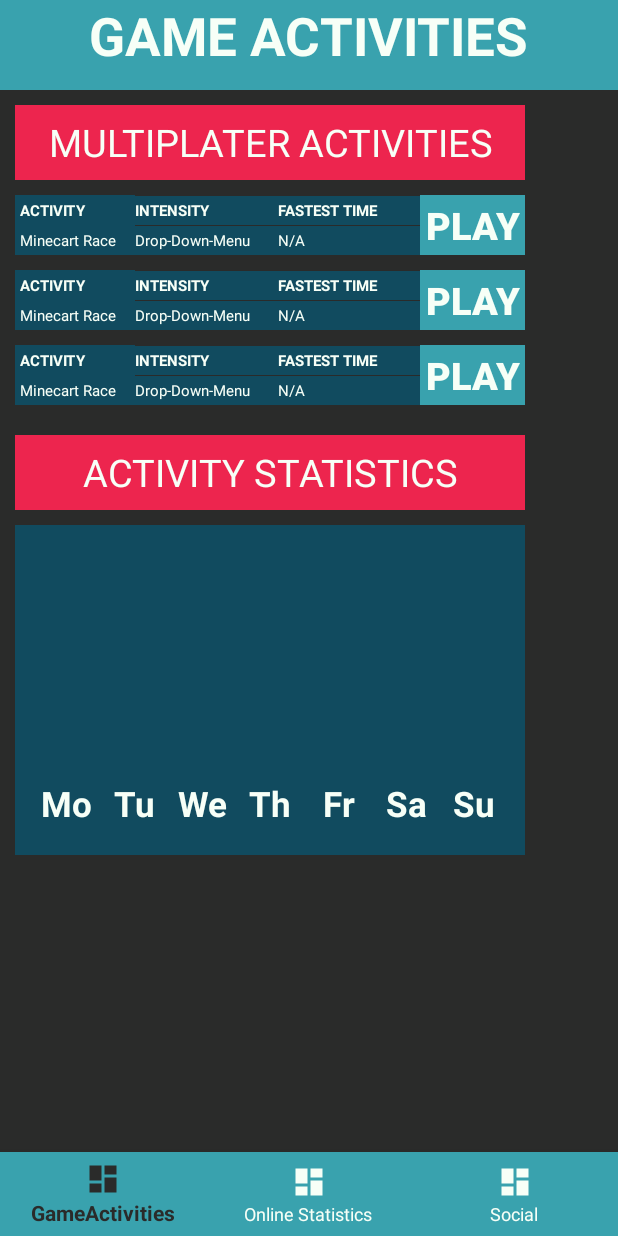
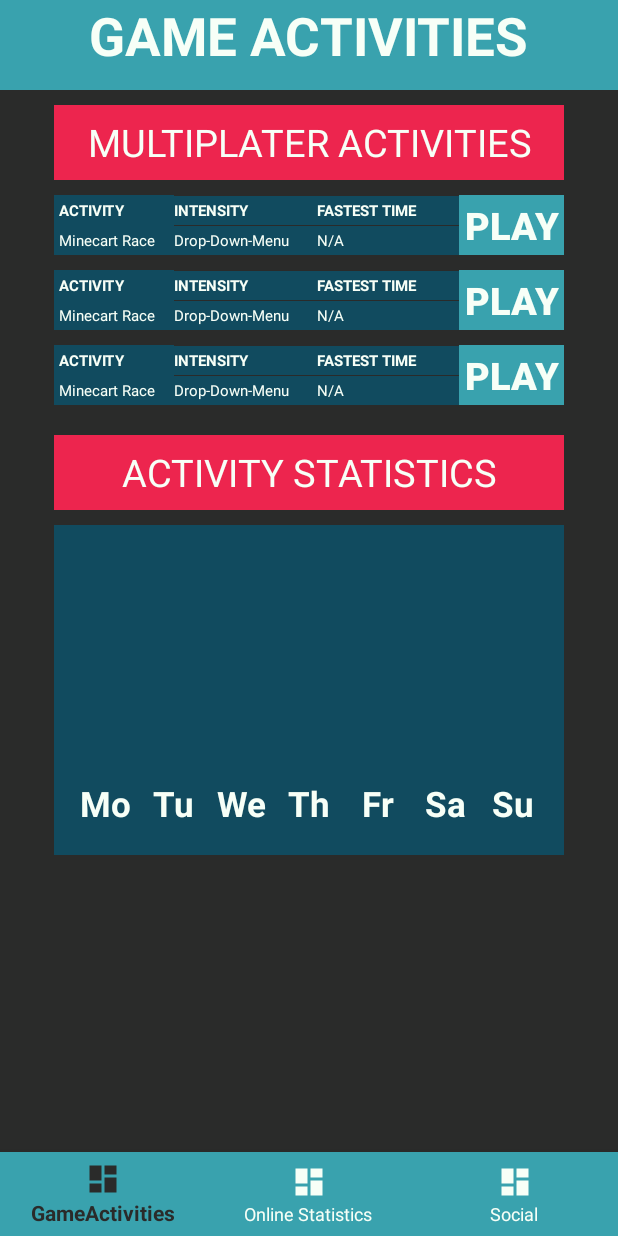
Before and after one commit to AtomicPotatoEmil/P2-Prototype, an Android app: the screen it shows after launch (GameActivities), on a phone screen of 412 x 824 dp. Run offline under Robolectric (Android 15) with nearby library versions, the phone set to English and light mode, and no system bars.

Commit message:
Statistics
Fixed layout, now centered on all res's

```diff
--- a/prototypeP2/app/src/main/res/layout/activity_main.xml
+++ b/prototypeP2/app/src/main/res/layout/activity_main.xml
@@ -16,6 +16,7 @@
         android:layout_gravity="center"
         android:layout_marginTop="70dp"
         android:background="@color/RED"
+        android:layout_centerHorizontal="true"
         android:gravity="center"
         android:layout_marginLeft="10dp"
         android:text="MULTIPLATER ACTIVITIES"
@@ -35,6 +36,7 @@
         android:layout_marginTop="290dp"
         android:background="@color/RED"
         android:gravity="center"
+        android:layout_centerHorizontal="true"
         android:layout_marginLeft="10dp"
         android:text="ACTIVITY STATISTICS"
         android:textColor="@color/MINTWHITEd"
@@ -50,6 +52,7 @@
         android:layout_height="170dp"
         android:gravity="center"
         android:background="@color/DARKBLUE"
+        android:layout_centerHorizontal="true"
         android:layout_marginTop="350dp"
         android:layout_marginLeft="10dp"
         android:orientation="horizontal">
@@ -86,6 +89,7 @@
         android:layout_below="@id/statisticsPanel"
         android:background="@color/DARKBLUE"
         android:gravity="center"
+        android:layout_centerHorizontal="true"
         android:layout_marginLeft="10dp"
         android:orientation="horizontal">
 
@@ -161,12 +165,16 @@
     </LinearLayout>
 
     <LinearLayout
+        android:layout_width="wrap_content"
+        android:layout_height="wrap_content"
+        android:layout_centerHorizontal="true">
+
+
+    <LinearLayout
         android:id="@+id/panelLayout"
         android:layout_width="270dp"
         android:layout_height="wrap_content"
-        android:layout_centerHorizontal="false"
         android:layout_marginTop="120dp"
-        android:layout_marginLeft="10dp"
         android:orientation="vertical">
 
         <LinearLayout
@@ -236,7 +244,6 @@
                 tools:ignore="RtlCompat" />
 
         </LinearLayout>
-
         <LinearLayout
             android:layout_width="wrap_content"
             android:layout_height="wrap_content"
@@ -426,10 +433,7 @@
                 app:layout_constraintStart_toStartOf="parent"
                 app:layout_constraintTop_toTopOf="parent"
                 tools:ignore="RtlCompat" />
-
         </LinearLayout>
-
-
         <LinearLayout
             android:layout_width="wrap_content"
             android:layout_height="wrap_content"
@@ -568,14 +572,13 @@
 
         </LinearLayout>
     </LinearLayout>
-
     <LinearLayout
         android:id="@+id/buttonsLayout"
         android:layout_width="70dp"
         android:layout_height="wrap_content"
         android:layout_centerHorizontal="false"
         android:layout_marginTop="130dp"
-        android:layout_marginLeft="280dp"
+        android:layout_toRightOf="@id/panelLayout"
         android:orientation="vertical">
 
         <Button
@@ -611,8 +614,7 @@
             android:textSize="25sp"
             android:textStyle="bold" />
     </LinearLayout>
-
-
+    </LinearLayout>
     <View
         android:id="@+id/rectangle_at_the_top"
         android:layout_width="match_parent"
```
